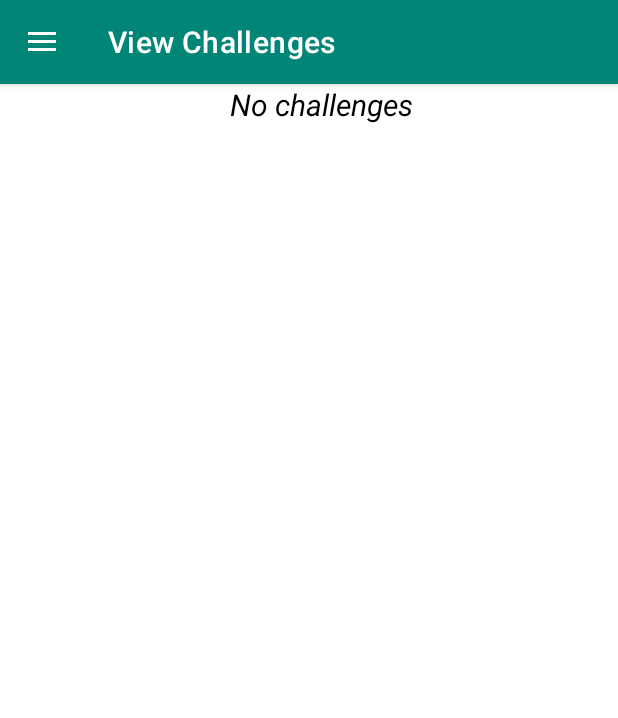
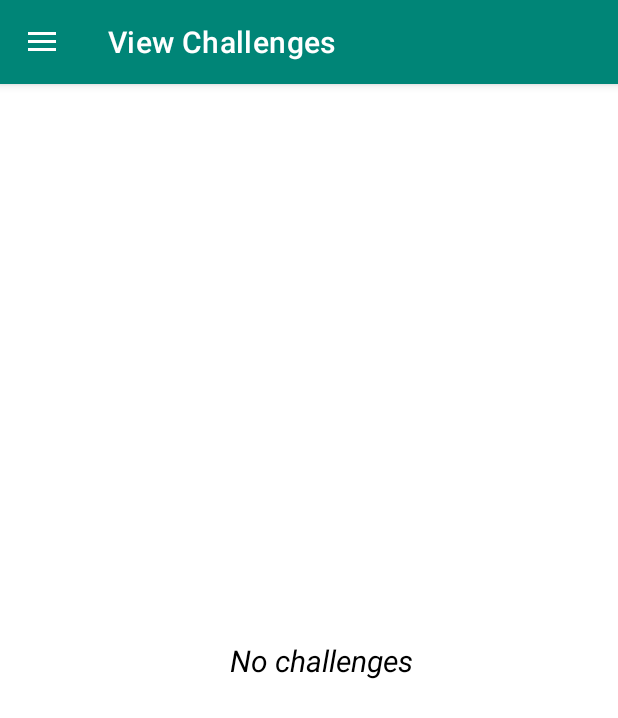
Before and after one commit to sowmyav24/challenge-tracker, an Android app: the ViewChallengesFragment screen opened through its navigation route, on a phone screen of 412 x 824 dp. Shown: the top 718 px of the screen. Run offline under Robolectric (Android 15) with nearby library versions, the phone set to English and light mode, and no system bars; our stand-ins replace Room's generated code, navigation-ui.

Commit message:
Keyboard should not obscure focus on view

```diff
--- a/app/src/main/AndroidManifest.xml
+++ b/app/src/main/AndroidManifest.xml
@@ -12,6 +12,7 @@
         <activity
             android:name=".MainActivity"
             android:label="@string/app_name"
+            android:windowSoftInputMode="adjustResize"
             android:theme="@style/AppTheme.NoActionBar" >
             <intent-filter>
                 <action android:name="android.intent.action.MAIN" />
--- a/app/src/main/res/layout/fragment_view_challenge.xml
+++ b/app/src/main/res/layout/fragment_view_challenge.xml
@@ -12,7 +12,6 @@
         android:layout_width="wrap_content"
         android:layout_height="wrap_content"
         android:layout_marginStart="@dimen/dimen_text_16"
-        android:layout_marginTop="@dimen/dimen_text_16"
         android:text="@string/no_challenges"
         android:textColor="@color/black"
         android:textSize="@dimen/dimen_text_20"
@@ -20,7 +19,8 @@
         android:visibility="gone"
         app:layout_constraintEnd_toEndOf="parent"
         app:layout_constraintStart_toStartOf="parent"
-        app:layout_constraintTop_toBottomOf="@+id/divider"
+        app:layout_constraintTop_toTopOf="parent"
+        app:layout_constraintBottom_toBottomOf="parent"
         tools:visibility="visible" />
 
 
```
